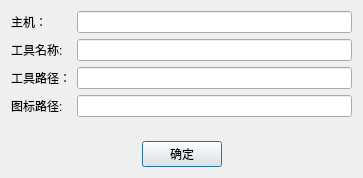
Before: the Qt Designer form digitalIntegration/AddToolInfoDialog.ui in jiaqingguo/DI, drawn with Qt 5.
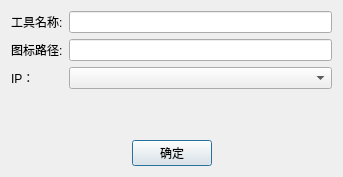
After: the same form once the commit is applied.

The edit to the form file:
```diff
--- a/digitalIntegration/AddToolInfoDialog.ui
+++ b/digitalIntegration/AddToolInfoDialog.ui
@@ -6,8 +6,8 @@
    <rect>
     <x>0</x>
     <y>0</y>
-    <width>363</width>
-    <height>178</height>
+    <width>343</width>
+    <height>177</height>
    </rect>
   </property>
   <property name="windowTitle">
@@ -16,45 +16,35 @@
   <layout class="QVBoxLayout" name="verticalLayout">
    <item>
     <layout class="QFormLayout" name="formLayout">
-     <item row="1" column="0">
+     <item row="0" column="0">
       <widget class="QLabel" name="label_2">
        <property name="text">
         <string>工具名称:</string>
        </property>
       </widget>
      </item>
-     <item row="1" column="1">
+     <item row="0" column="1">
       <widget class="QLineEdit" name="lineEditToolName"/>
      </item>
-     <item row="3" column="0">
+     <item row="1" column="0">
       <widget class="QLabel" name="label_4">
        <property name="text">
         <string>图标路径:</string>
        </property>
       </widget>
      </item>
-     <item row="3" column="1">
+     <item row="1" column="1">
       <widget class="QLineEdit" name="lineEditIconPath"/>
      </item>
-     <item row="0" column="1">
-      <widget class="QLineEdit" name="lineEditHost"/>
-     </item>
-     <item row="0" column="0">
-      <widget class="QLabel" name="label">
-       <property name="text">
-        <string>主机：</string>
-       </property>
-      </widget>
-     </item>
      <item row="2" column="0">
-      <widget class="QLabel" name="label_3">
+      <widget class="QLabel" name="label">
        <property name="text">
-        <string>工具路径：</string>
+        <string>IP：</string>
        </property>
       </widget>
      </item>
      <item row="2" column="1">
-      <widget class="QLineEdit" name="lineEdit_2"/>
+      <widget class="QComboBox" name="comboBoxIP"/>
      </item>
     </layout>
    </item>
```
